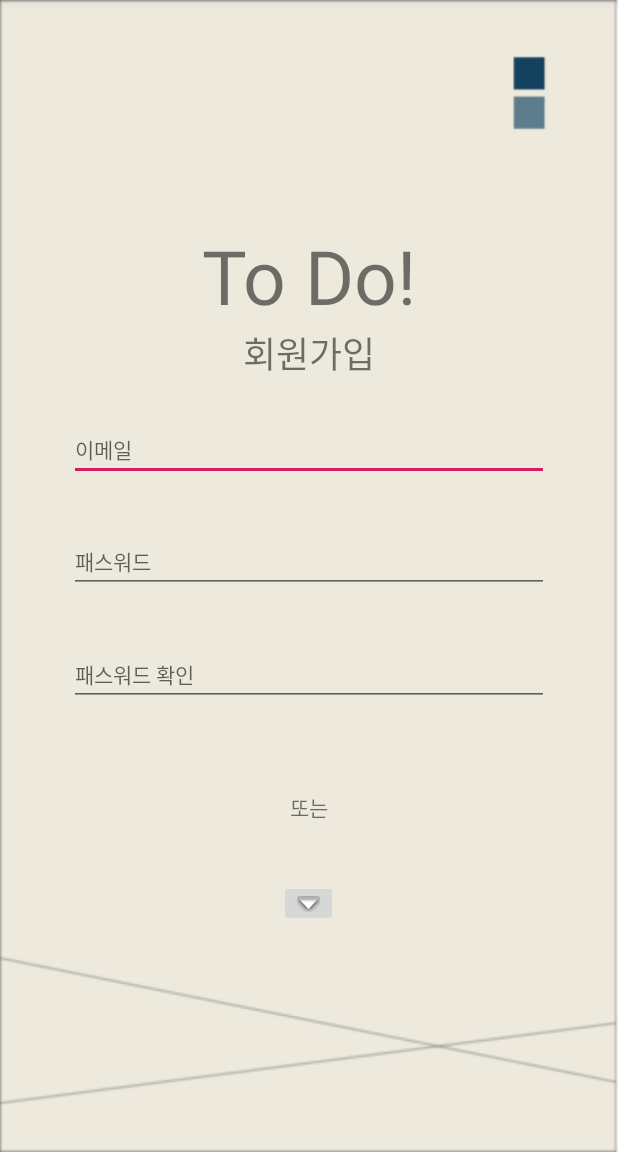
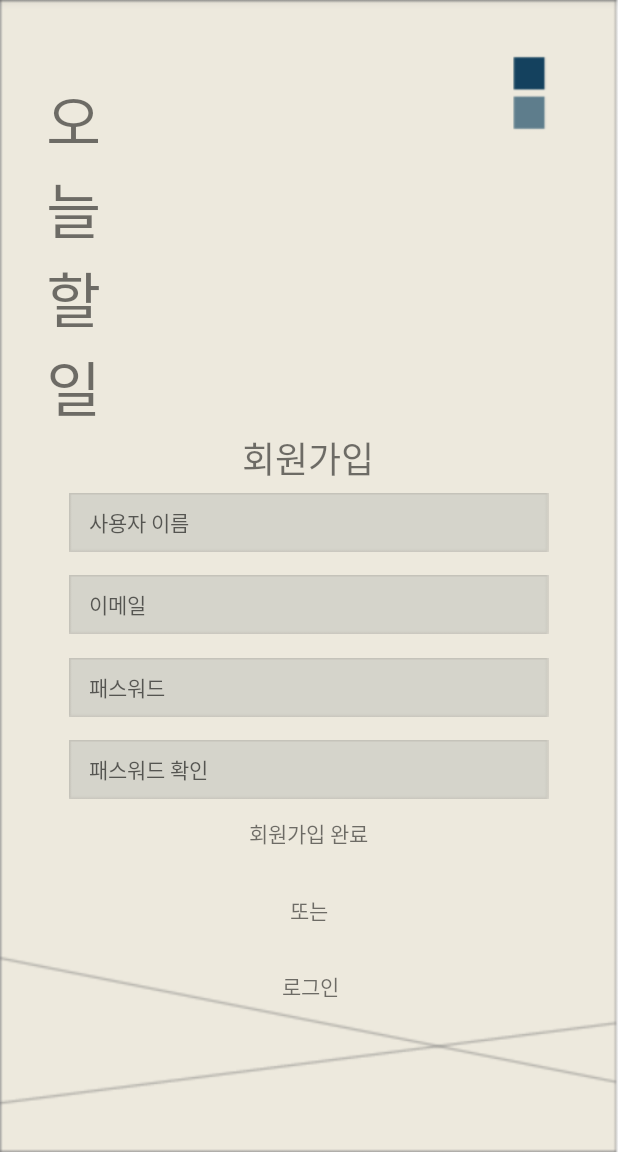
Before and after one commit to tlswldls/DeGuru, an Android app: the JoinActivity screen opened directly, with no data from a screen before it, on a phone screen of 412 x 824 dp, the part 84-1236 px from its top. Run offline under Robolectric (Android 15) with nearby library versions, the phone set to English and light mode, and no system bars; Roboto replaces fonts that are not available here.

Commit message:
add login button in login.xml add join button and UsernameEditbox in login.xml

```diff
--- a/app/src/main/res/layout/activity_join.xml
+++ b/app/src/main/res/layout/activity_join.xml
@@ -9,34 +9,34 @@
     app:layout_anchorGravity="center">
 
     <androidx.constraintlayout.widget.ConstraintLayout
-        android:layout_width="match_parent"
+        android:layout_width="350dp"
         android:layout_height="wrap_content"
         android:layout_gravity="center">
 
         <LinearLayout
             android:layout_width="match_parent"
             android:layout_height="wrap_content"
-            android:layout_marginTop="150dp"
+            android:layout_marginTop="50dp"
             android:orientation="vertical"
             app:layout_constraintTop_toTopOf="parent">
 
             <TextView
                 android:id="@+id/todoText_join"
-                android:layout_width="match_parent"
+                android:layout_width="wrap_content"
                 android:layout_height="wrap_content"
                 android:gravity="center"
-                android:text="To Do!"
-                android:textSize="50sp"
-                app:fontFamily="aGothic13"/>
+                android:text="오\n늘\n할\n일"
+                android:textSize="40sp"
+                app:fontFamily="aSymphony" />
 
             <TextView
-                android:id="@+id/loginText_join"
+                android:id="@+id/joinText_join"
                 android:layout_width="match_parent"
                 android:layout_height="wrap_content"
                 android:gravity="center"
                 android:text="회원가입"
                 android:textSize="24sp"
-                app:fontFamily="aGothic12"/>
+                app:fontFamily="aGothic12" />
 
         </LinearLayout>
 
@@ -51,40 +51,79 @@
             android:id="@+id/emailEdit_join"
             android:layout_width="320dp"
             android:layout_height="wrap_content"
-            android:layout_marginTop="25dp"
+            android:layout_marginTop="60dp"
+            android:background="@drawable/editbox"
             android:ems="10"
-            android:hint="이메일"
+            android:hint="    이메일"
             android:inputType="textEmailAddress"
             android:textSize="14sp"
+            app:fontFamily="aGothic11"
             app:layout_constraintStart_toStartOf="parent"
-            app:layout_constraintTop_toTopOf="parent"
-            app:fontFamily="aGothic11"/>
+            app:layout_constraintTop_toTopOf="parent" />
 
         <EditText
             android:id="@+id/pwEdit_join"
             android:layout_width="320dp"
             android:layout_height="wrap_content"
-            android:layout_marginTop="100dp"
+            android:layout_marginTop="115dp"
+            android:background="@drawable/editbox"
             android:ems="10"
-            android:hint="패스워드"
+            android:hint="    패스워드"
             android:inputType="textPassword"
             android:textSize="14sp"
+            app:fontFamily="aGothic11"
             app:layout_constraintStart_toStartOf="parent"
-            app:layout_constraintTop_toTopOf="parent"
-            app:fontFamily="aGothic11"/>
+            app:layout_constraintTop_toTopOf="parent" />
 
         <EditText
             android:id="@+id/editText"
             android:layout_width="320dp"
             android:layout_height="wrap_content"
-            android:layout_marginTop="175dp"
+            android:layout_marginTop="170dp"
+            android:background="@drawable/editbox"
             android:ems="10"
-            android:hint="패스워드 확인"
+            android:hint="    패스워드 확인"
             android:inputType="textPassword"
             android:textSize="14sp"
+            app:fontFamily="aGothic11"
             app:layout_constraintStart_toStartOf="parent"
-            app:layout_constraintTop_toTopOf="parent"
-            app:fontFamily="aGothic11"/>
+            app:layout_constraintTop_toTopOf="parent" />
+
+        <TextView
+            android:id="@+id/loginText2_login2"
+            android:layout_width="wrap_content"
+            android:layout_height="wrap_content"
+            android:layout_marginStart="120dp"
+            android:layout_marginTop="12dp"
+            android:text="회원가입 완료"
+            app:layout_constraintBottom_toBottomOf="parent"
+            app:layout_constraintStart_toStartOf="parent"
+            app:layout_constraintTop_toBottomOf="@+id/editText" />
+
+        <ImageButton
+            android:id="@+id/joinBtn_join"
+            android:layout_width="81dp"
+            android:layout_height="19dp"
+            android:layout_marginStart="120dp"
+            android:layout_marginTop="12dp"
+            android:background="@drawable/alphabtn"
+            app:layout_constraintBottom_toBottomOf="parent"
+            app:layout_constraintStart_toStartOf="parent"
+            app:layout_constraintTop_toBottomOf="@+id/editText"
+            app:srcCompat="@drawable/alphabtn" />
+
+        <EditText
+            android:id="@+id/userEdit_join"
+            android:layout_width="320dp"
+            android:layout_height="wrap_content"
+            android:layout_marginTop="5dp"
+            android:background="@drawable/editbox"
+            android:ems="10"
+            android:hint="    사용자 이름"
+            android:inputType="textPersonName"
+            android:textSize="14sp"
+            app:layout_constraintStart_toStartOf="parent"
+            app:layout_constraintTop_toTopOf="parent" />
 
     </androidx.constraintlayout.widget.ConstraintLayout>
 
@@ -98,24 +137,33 @@
             android:layout_height="wrap_content"
             android:layout_gravity="center"
             android:layout_marginStart="193dp"
-            android:layout_marginLeft="193dp"
-            android:layout_marginBottom="38dp"
+            android:layout_marginTop="30dp"
             android:text="또는"
-            app:layout_constraintBottom_toTopOf="@+id/loginBtn_join"
+            app:fontFamily="aGothic12"
             app:layout_constraintStart_toStartOf="parent"
-            app:fontFamily="aGothic12"/>
+            app:layout_constraintTop_toTopOf="parent" />
+
+        <TextView
+            android:id="@+id/loginText_join"
+            android:layout_width="wrap_content"
+            android:layout_height="wrap_content"
+            android:layout_marginStart="188dp"
+            android:layout_marginBottom="100dp"
+            android:text="로그인"
+            app:fontFamily="aGothic13"
+            app:layout_constraintBottom_toBottomOf="parent"
+            app:layout_constraintStart_toStartOf="parent" />
 
         <ImageButton
             android:id="@+id/loginBtn_join"
-            android:layout_width="wrap_content"
-            android:layout_height="wrap_content"
-            android:layout_gravity="center"
-            android:layout_marginStart="186dp"
-            android:layout_marginLeft="186dp"
-            android:layout_marginBottom="150dp"
+            android:layout_width="43dp"
+            android:layout_height="22dp"
+            android:layout_marginStart="188dp"
+            android:layout_marginBottom="100dp"
+            android:background="@drawable/alphabtn"
             app:layout_constraintBottom_toBottomOf="parent"
             app:layout_constraintStart_toStartOf="parent"
-            app:srcCompat="@android:drawable/arrow_down_float" />
+            app:srcCompat="@drawable/alphabtn" />
 
     </androidx.constraintlayout.widget.ConstraintLayout>
 
```
Also changed, not shown: app/src/main/res/layout/activity_login.xml (+36 -15 lines), 5 other files.
